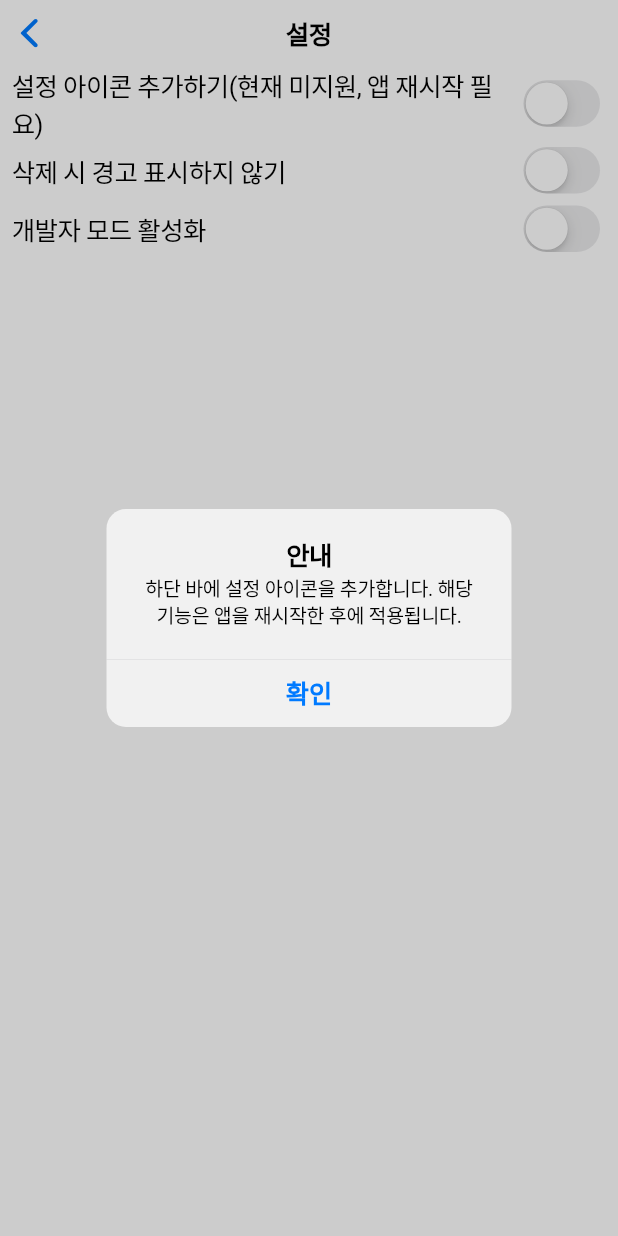
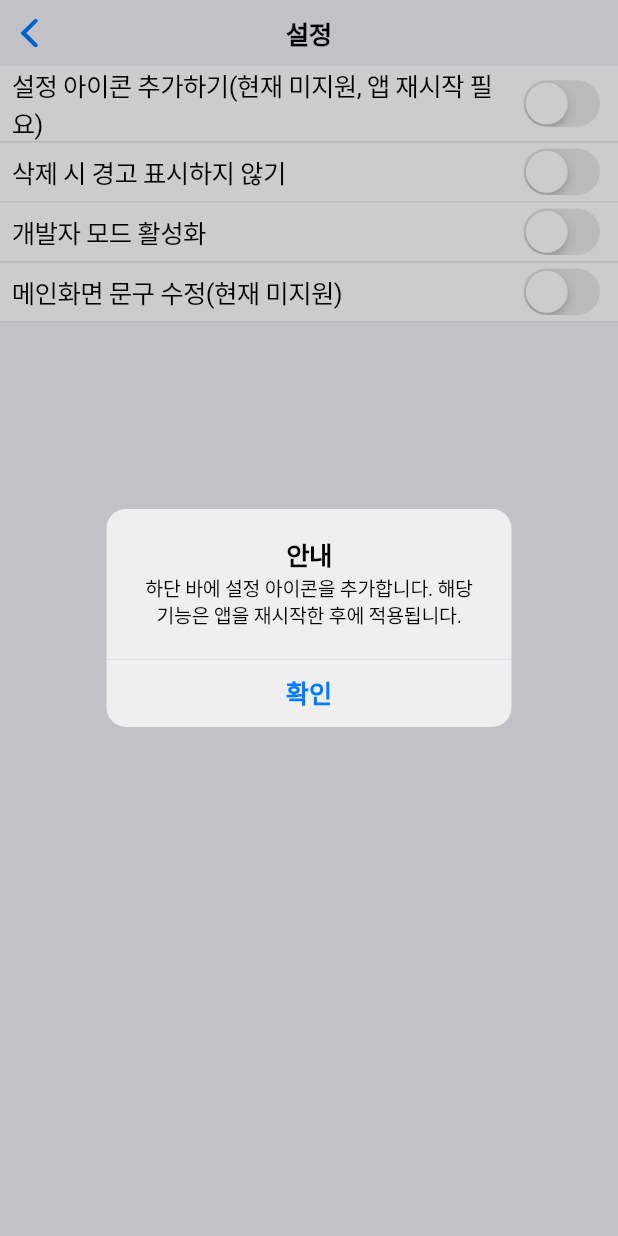
Before and after one commit to sun30812/your_home, a Flutter app: the Settings screen opened directly, after a tap on "설정 아이콘 추가하기(현재 미지원, 앱 재시작 필요)", on a phone screen of 412 x 824 dp. Run offline on Flutter 3.47's test engine with Material 2 defaults, Android fonts, the phone set to English and light mode, and no system bars; our stand-ins replace shared_preferences; accounts and stored records are empty.

Commit message:
설정창 디자인 개선
1. 설정창의 디자인이 개선되었습니다.
2. 메모장을 만들기 위해 노력하고 있습니다(?)

```diff
--- a/lib/main.dart
+++ b/lib/main.dart
@@ -1,6 +1,7 @@
 import 'package:flutter/cupertino.dart';
 import 'package:shared_preferences/shared_preferences.dart';
 import 'settings.dart';
+import 'memo.dart';
 
 const String APPNAME = 'Your Home';
 
@@ -375,29 +376,3 @@ class _HomePageState extends State<HomePage> {
     );
   }
 }
-
-class MemoPage extends StatefulWidget {
-  @override
-  _MemoPageState createState() => _MemoPageState();
-}
-
-class _MemoPageState extends State<MemoPage> {
-  @override
-  Widget build(BuildContext context) {
-    return CupertinoPageScaffold(
-        navigationBar: CupertinoNavigationBar(
-          middle: Text('메모장'),
-        ),
-        child: Center(
-          child: Column(
-            mainAxisAlignment: MainAxisAlignment.center,
-            children: [
-              Text(
-                '아직 이 기능은 개발되지 않았습니다!',
-                style: CupertinoTheme.of(context).textTheme.textStyle,
-              )
-            ],
-          ),
-        ));
-  }
-}
--- /dev/null
+++ b/lib/memo.dart
@@ -0,0 +1,71 @@
+import 'package:flutter/cupertino.dart';
+
+class MemoPage extends StatefulWidget {
+  @override
+  _MemoPageState createState() => _MemoPageState();
+}
+
+class _MemoPageState extends State<MemoPage> {
+  List<Container> menu = [];
+  @override
+  Widget build(BuildContext context) {
+    return CupertinoPageScaffold(
+        navigationBar: CupertinoNavigationBar(
+          middle: Text('메모장'),
+        ),
+        child: SafeArea(
+          child: Column(
+            children: [
+              Row(
+                children: [
+                  Expanded(
+                    child: Padding(
+                      padding: const EdgeInsets.only(left: 8.0),
+                      child: CupertinoTextField(
+                        cursorColor: CupertinoColors.black,
+                        clearButtonMode: OverlayVisibilityMode.editing,
+                        placeholder: '여기에 메모를 입력해보세요',
+                        autofocus: false,
+                      ),
+                    ),
+                  ),
+                  CupertinoButton(
+                      child: Icon(
+                        CupertinoIcons.add,
+                        // color: CupertinoColors.black,
+                      ),
+                      onPressed: null)
+                ],
+              ),
+              Expanded(
+                child: ListView.builder(
+                  itemCount: 1,
+                  itemBuilder: (context, index) {
+                  return Padding(padding: EdgeInsets.all(8.0),
+                  child: PhysicalModel(
+                    elevation: 5.0, color: CupertinoColors.white,
+                    borderRadius: BorderRadius.circular(3.0),
+                    child: Padding(
+                      padding: const EdgeInsets.all(8.0),
+                      child: Column(
+                        crossAxisAlignment: CrossAxisAlignment.start,
+                        children: [
+                          Text("제목",
+                      style: TextStyle(
+                            fontSize: 24.0,
+                        fontWeight: FontWeight.bold
+                          ),),
+                          Text('곧 여기에 메모를 추가할 수 있습니다.'),
+                        ],
+                      ),
+                    ),
+                  )
+                    ,);
+                },),
+              ),
+            ],
+          ),
+        )
+    );
+  }
+}
--- a/lib/settings.dart
+++ b/lib/settings.dart
@@ -77,7 +77,12 @@ class _SettingsState extends State<Settings> {
       },
       child: ListBody(
         children: [
-          Padding(
+          Container(
+            decoration: BoxDecoration(
+              border: BorderDirectional(bottom: BorderSide(color: CupertinoColors.systemGrey5)),
+              color: CupertinoColors.white
+            ),
+            child: Padding(
               padding: const EdgeInsets.symmetric(horizontal: 8.0),
               child: Row(
                 mainAxisAlignment: MainAxisAlignment.spaceBetween,
@@ -94,6 +99,7 @@ class _SettingsState extends State<Settings> {
                           switchClick(index, value, isRequiredRestart))
                 ],
               ),
+            ),
           )
         ],
       ),
@@ -106,11 +112,13 @@ class _SettingsState extends State<Settings> {
     getSettingsData(0);
     getSettingsData(1);
     getSettingsData(2);
+    getSettingsData(3);
   }
 
   @override
   Widget build(BuildContext context) {
     return CupertinoPageScaffold(
+      backgroundColor: CupertinoColors.systemGrey6,
       navigationBar: CupertinoNavigationBar(
         middle: Text('설정'),
       ),
@@ -129,6 +137,12 @@ class _SettingsState extends State<Settings> {
               index: 2,
               data: '개발자 모드 활성화',
               infoData: '개발자용 명령어를 앱의 홈화면에서 사용할 수 있게 됩니다.(사용에 주의바람)'),
+          settingsItem(
+              index: 3,
+              data: '메인화면 문구 수정(현재 미지원)',
+              infoData: '앱의 메인화면에 표시되는 문구를 수정할 수 있습니다.',
+            isRequiredRestart: true
+          ),
         ],
       ),
     );
```
Lines whose indentation alone changed are shown as unchanged.
